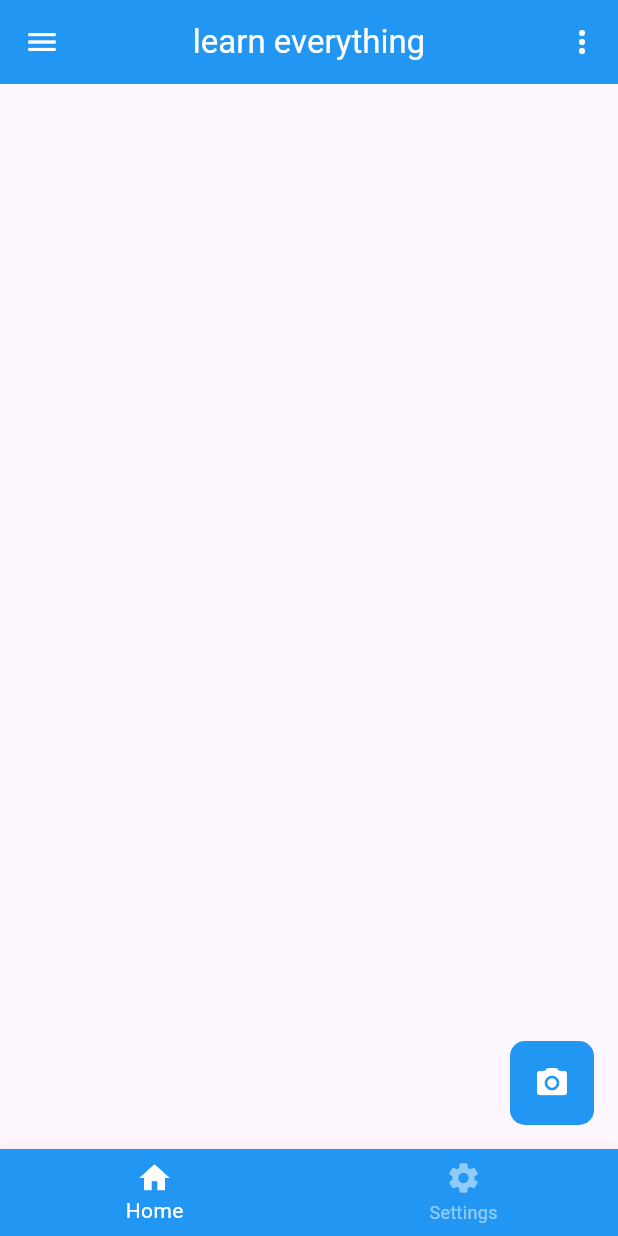
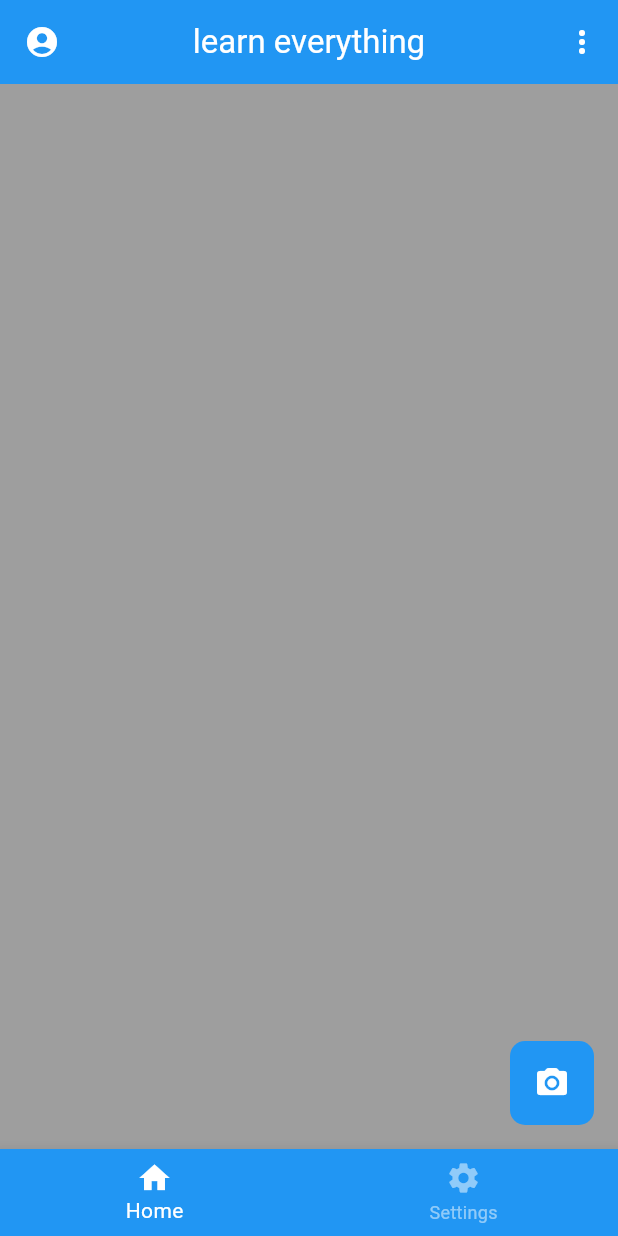
Before and after one commit to rifathosenofficial2023/flutter_explore, a Flutter app: the screen it shows after launch, on a phone screen of 412 x 824 dp. Run offline on Flutter 3.47's test engine with Material 3 defaults, Android fonts, the phone set to English and light mode, and no system bars.

Commit message:
drawer and scaffold state added

```diff
--- a/lib/views/login_screen.dart
+++ b/lib/views/login_screen.dart
@@ -8,15 +8,18 @@ class LoginScreen extends StatefulWidget {
 }
 
 class _LoginScreenState extends State<LoginScreen> {
+  final scaffoldKey = GlobalKey<ScaffoldState>();
   @override
   Widget build(BuildContext context) {
     return Scaffold(
+      key: scaffoldKey,
+      backgroundColor: Colors.grey,
       appBar: AppBar(
         backgroundColor: Colors.blue,
         foregroundColor: Colors.white,
         leading: IconButton(onPressed: (){
-
-        }, icon: Icon(Icons.menu)),
+          scaffoldKey.currentState!.openDrawer();
+        }, icon: Icon(Icons.account_circle)),
         title: const Text("learn everything"),
         centerTitle: true,
         actions: [
@@ -52,6 +55,24 @@ class _LoginScreenState extends State<LoginScreen> {
         print("You have clicked on $index");
       },
       ),
+      drawer:const Drawer(
+        child: SafeArea(
+          child:Column(
+            crossAxisAlignment: CrossAxisAlignment.start,
+          children: [
+            DrawerHeader(child: Text('Rifat Hosen')),
+            Text('Home'),
+            Text("Login"),
+            Text('Logout')
+          ],
+        )
+        ),
+      ),
+      endDrawer: Drawer(
+        child: Center(
+          child: Text('Iam end drawer'),
+        ),
+      ),
     );
   }
 }
```
